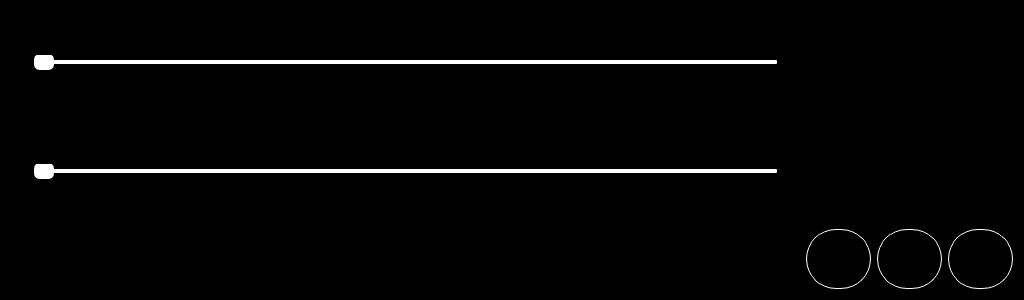
First picture: the form in customWidgets/drawerMenu.ui, repository Capppe/lab2-project, before the edit.
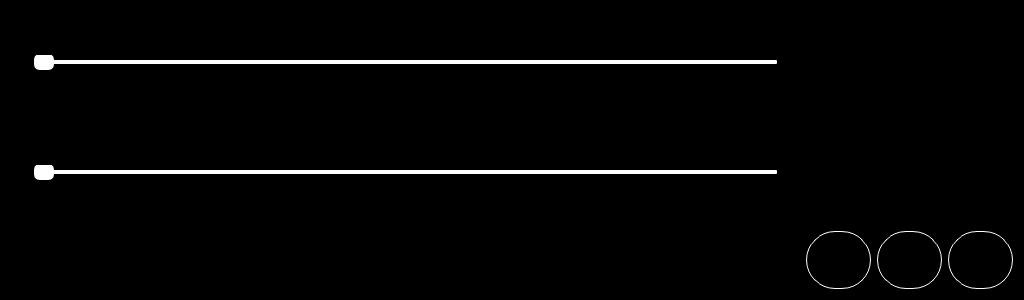
Second picture: the form after the edit.

The edit to the form file:
```diff
--- a/customWidgets/drawerMenu.ui
+++ b/customWidgets/drawerMenu.ui
@@ -27,12 +27,13 @@
         <widget class="QPushButton" name="drawer_bt_button">
          <property name="minimumSize">
           <size>
-           <width>60</width>
-           <height>60</height>
+           <width>58</width>
+           <height>58</height>
           </size>
          </property>
          <property name="styleSheet">
-          <string notr="true">QPushButton { border-color: white;  border-width: 1px; border-style: solid;border-radius: 30px;}</string>
+          <string notr="true">QPushButton {border: 1px white; border-width: 1px; border-style: solid;border-radius: 29px;}
+QPushButton:hover { border: 1px solid #f49609; color: #f49609;}</string>
          </property>
          <property name="text">
           <string>PushButton</string>
@@ -43,12 +44,13 @@
         <widget class="QPushButton" name="drawer_wifi_button">
          <property name="minimumSize">
           <size>
-           <width>60</width>
-           <height>60</height>
+           <width>58</width>
+           <height>58</height>
           </size>
          </property>
          <property name="styleSheet">
-          <string notr="true">QPushButton { border-color: white;  border-width: 1px; border-style: solid;border-radius: 30px;}</string>
+          <string notr="true">QPushButton {border: 1px white; border-width: 1px; border-style: solid;border-radius: 29px;}
+QPushButton:hover { border: 1px solid #f49609; color: #f49609;}</string>
          </property>
          <property name="text">
           <string>PushButton</string>
@@ -59,12 +61,13 @@
         <widget class="QPushButton" name="drawer_settings_button">
          <property name="minimumSize">
           <size>
-           <width>60</width>
-           <height>60</height>
+           <width>58</width>
+           <height>58</height>
           </size>
          </property>
          <property name="styleSheet">
-          <string notr="true">QPushButton { border-color: white;  border-width: 1px; border-style: solid;border-radius: 30px;}</string>
+          <string notr="true">QPushButton {border: 1px white; border-width: 1px; border-style: solid;border-radius: 29px;}
+QPushButton:hover { border: 1px solid #f49609; color: #f49609;}</string>
          </property>
          <property name="text">
           <string>PushButton</string>
```
